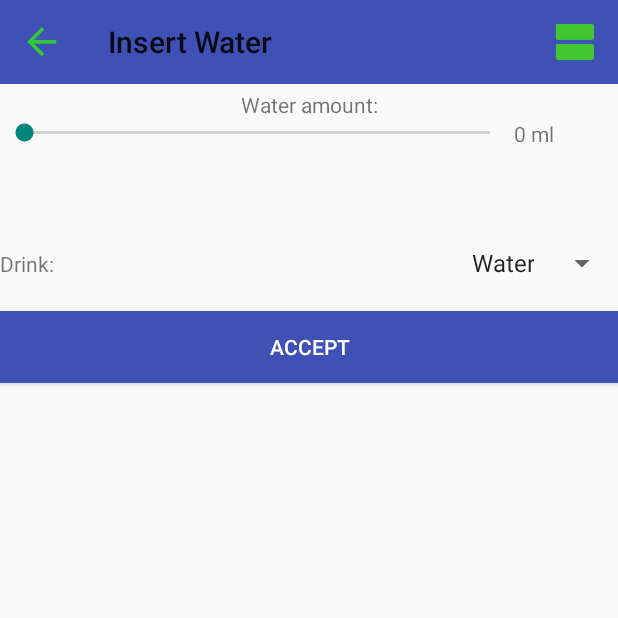
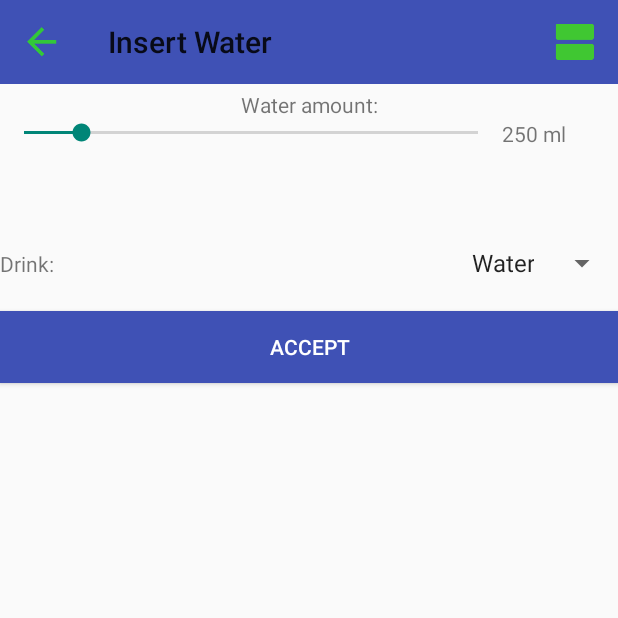
Before and after one commit to leahciMK/DrinkMoreWater, an Android app: the InsertWater screen opened directly, with no data from a screen before it, on a phone screen of 412 x 824 dp, the top half of it. Run offline under Robolectric (Android 15) with nearby library versions, the phone set to English and light mode, and no system bars.

Commit message:
changed myWater order direction, added default insertwater amount

```diff
--- a/app/src/main/java/com/mj/drinkmorewater/Activities/InsertWater.java
+++ b/app/src/main/java/com/mj/drinkmorewater/Activities/InsertWater.java
@@ -97,7 +97,7 @@ public class InsertWater extends AppCompatActivity implements SeekBar.OnSeekBarC
                 Toast toast = Toast.makeText(getApplicationContext(), water.getCurrentDateToString() + " " + Integer.toString(water.getAmount()) + " " + water.getComment(), Toast.LENGTH_SHORT);
                 toast.show();
 
-                seekBar.setProgress(0);
+                seekBar.setProgress(5);
                 editTextComment.setText("");
                 onBackPressed();
             }else{
--- a/app/src/main/java/com/mj/drinkmorewater/db/DatabaseHandler.java
+++ b/app/src/main/java/com/mj/drinkmorewater/db/DatabaseHandler.java
@@ -81,7 +81,7 @@ public class DatabaseHandler extends SQLiteOpenHelper {
     }
     public Cursor getAllWatersSortedByDate() {
         return database.query("water", new String[]{"_id", "date", "amount","comment"}, null, null, null, null,
-                "date");
+                "date desc");
     }
     public Cursor getWaterPerDay() {
         Water a=new Water();
--- a/app/src/main/res/layout/activity_insert_water.xml
+++ b/app/src/main/res/layout/activity_insert_water.xml
@@ -43,14 +43,15 @@
                 android:id="@+id/seekBarWaterAmount"
                 android:layout_width="300dp"
                 android:layout_height="wrap_content"
-                android:layout_weight="1" />
+                android:layout_weight="1"
+                android:progress="5"/>
 
             <TextView
                 android:id="@+id/txtMl"
                 android:layout_width="wrap_content"
                 android:layout_height="wrap_content"
                 android:layout_weight="1"
-                android:text="0 ml" />
+                android:text="250 ml" />
         </LinearLayout>
 
         <TextView
```
